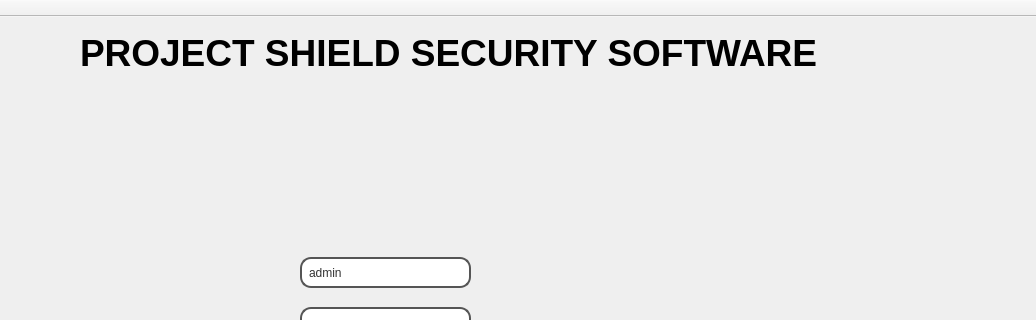
Before: the Qt Designer form Project_Shield_Software_Version1_1/mainwindow.ui in JohanFick/SecuritySoftwareProgram, drawn with Qt 5; both pictures show x 300 to 1336 and y 0 to 320 of the 1336 by 768 pixel window.
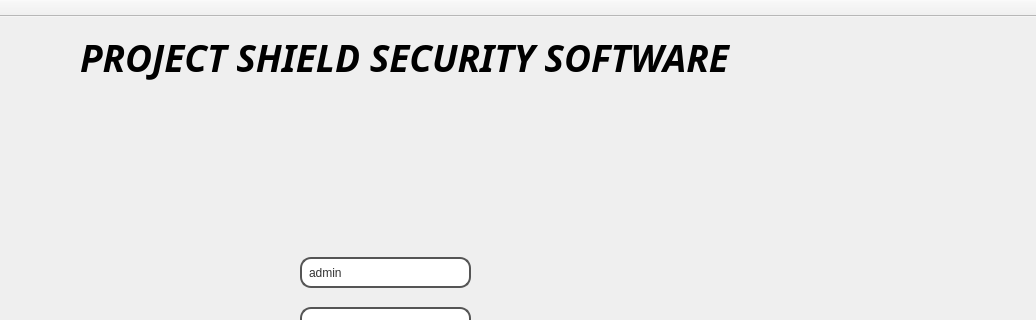
After: the same form once the commit is applied.

```diff
--- a/Project_Shield_Software_Version1_1/mainwindow.ui
+++ b/Project_Shield_Software_Version1_1/mainwindow.ui
@@ -101,16 +101,16 @@
      <rect>
       <x>380</x>
       <y>0</y>
-      <width>741</width>
-      <height>71</height>
+      <width>841</width>
+      <height>81</height>
      </rect>
     </property>
     <property name="font">
      <font>
-      <family>Arial</family>
+      <family>Javanese Text</family>
       <pointsize>28</pointsize>
       <weight>75</weight>
-      <italic>false</italic>
+      <italic>true</italic>
       <bold>true</bold>
       <underline>false</underline>
       <stylestrategy>PreferDefault</stylestrategy>
```
